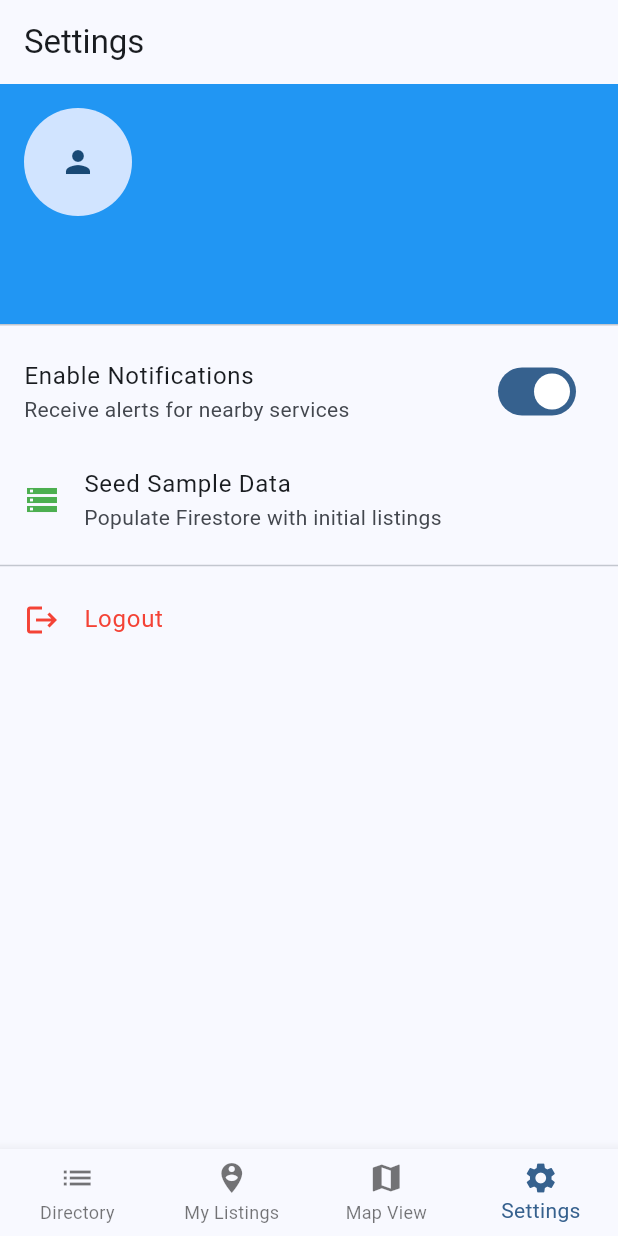
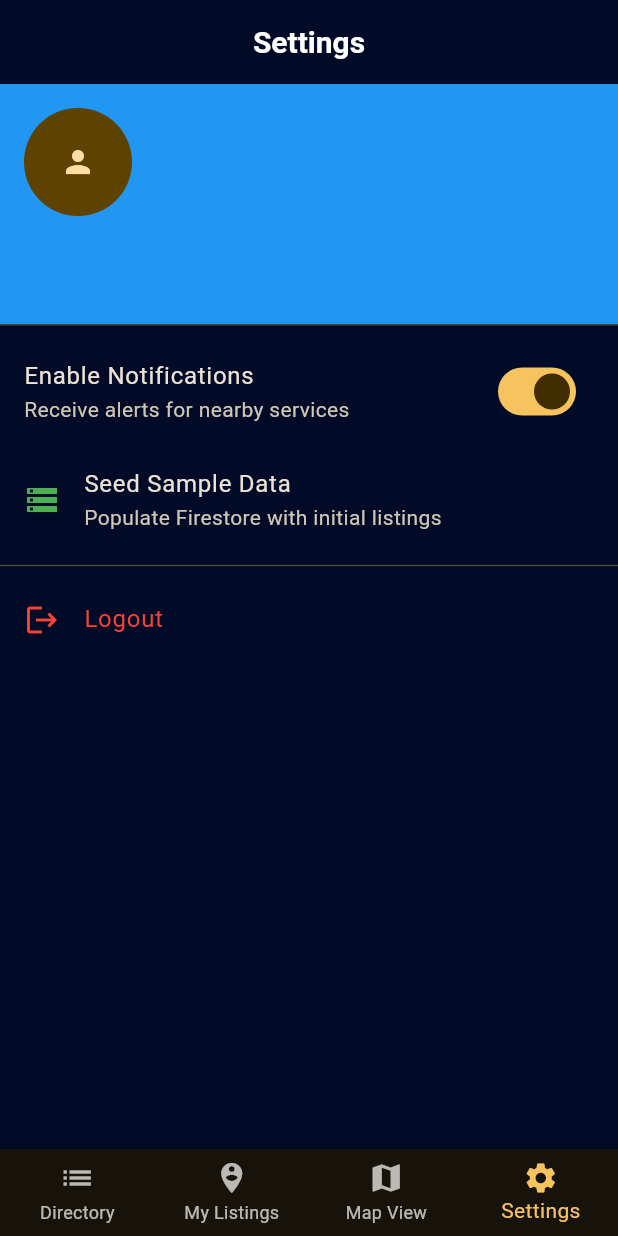
Before and after one commit to ateteN/ViewKigali, a Flutter app: the screen it shows once a user with an empty profile is signed in, item 4 of the bottom bar chosen, on a phone screen of 412 x 824 dp. Run offline on Flutter 3.47's test engine with Material 3 defaults, Android fonts, the phone set to English and light mode, and no system bars; our stand-ins replace cloud_firestore, equatable, firebase_auth, firebase_core, flutter_bloc, google_maps_flutter; accounts and stored records are empty.

Commit message:
application UI changes

```diff
--- a/lib/app.dart
+++ b/lib/app.dart
@@ -55,8 +55,38 @@ class ViewKigaliApp extends StatelessWidget {
           title: 'ViewKigali',
           debugShowCheckedModeBanner: false,
           theme: ThemeData(
-            colorScheme: ColorScheme.fromSeed(seedColor: Colors.blue),
             useMaterial3: true,
+            scaffoldBackgroundColor: const Color(0xFF010A26),
+            colorScheme: ColorScheme.fromSeed(
+              seedColor: const Color(0xFFF7C35F),
+              primary: const Color(0xFFF7C35F),
+              secondary: const Color(0xFFF7C35F),
+              brightness: Brightness.dark,
+            ),
+            appBarTheme: const AppBarTheme(
+              backgroundColor: Colors.transparent,
+              elevation: 0,
+              centerTitle: true,
+              titleTextStyle: TextStyle(
+                color: Colors.white,
+                fontSize: 20,
+                fontWeight: FontWeight.bold,
+              ),
+              iconTheme: IconThemeData(color: Colors.white),
+            ),
+            cardTheme: const CardThemeData(
+              color: Colors.white,
+              elevation: 0,
+              margin: EdgeInsets.symmetric(vertical: 8),
+              shape: RoundedRectangleBorder(
+                borderRadius: BorderRadius.zero,
+              ),
+            ),
+            textTheme: const TextTheme(
+              headlineSmall: TextStyle(color: Colors.white, fontWeight: FontWeight.bold),
+              bodyLarge: TextStyle(color: Colors.white),
+              bodyMedium: TextStyle(color: Colors.white70),
+            ),
           ),
           home: const AuthGate(),
         ),
```
